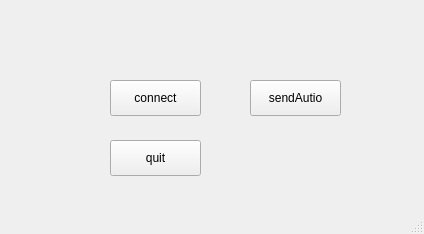
This is networkSockets/mainwindow.ui in cchafe/creating_a_musical_inferface as Qt 5 draws it before an edit. The edited form follows.
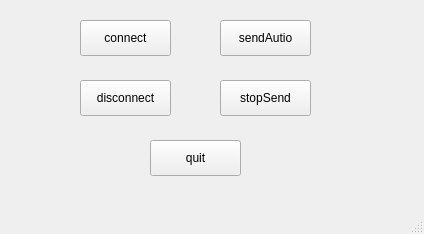
This is the edited form.

The edit to the form file:
```diff
--- a/networkSockets/mainwindow.ui
+++ b/networkSockets/mainwindow.ui
@@ -17,8 +17,8 @@
    <widget class="QPushButton" name="connectButton">
     <property name="geometry">
      <rect>
-      <x>110</x>
-      <y>80</y>
+      <x>80</x>
+      <y>20</y>
       <width>91</width>
       <height>36</height>
      </rect>
@@ -30,7 +30,7 @@
    <widget class="QPushButton" name="quithButton">
     <property name="geometry">
      <rect>
-      <x>110</x>
+      <x>150</x>
       <y>140</y>
       <width>91</width>
       <height>36</height>
@@ -43,8 +43,8 @@
    <widget class="QPushButton" name="sendAutioButton">
     <property name="geometry">
      <rect>
-      <x>250</x>
-      <y>80</y>
+      <x>220</x>
+      <y>20</y>
       <width>91</width>
       <height>36</height>
      </rect>
@@ -53,6 +53,32 @@
      <string>sendAutio</string>
     </property>
    </widget>
+   <widget class="QPushButton" name="stopSendButton">
+    <property name="geometry">
+     <rect>
+      <x>220</x>
+      <y>80</y>
+      <width>91</width>
+      <height>36</height>
+     </rect>
+    </property>
+    <property name="text">
+     <string>stopSend</string>
+    </property>
+   </widget>
+   <widget class="QPushButton" name="disconnectButton">
+    <property name="geometry">
+     <rect>
+      <x>80</x>
+      <y>80</y>
+      <width>91</width>
+      <height>36</height>
+     </rect>
+    </property>
+    <property name="text">
+     <string>disconnect</string>
+    </property>
+   </widget>
   </widget>
   <widget class="QMenuBar" name="menubar">
    <property name="geometry">
```
